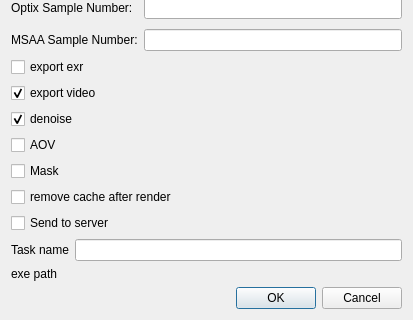
This is ui/zenoedit/dialog/zrecorddlg.ui in zenustech/zeno as Qt 5 draws it before an edit; both pictures show x 0 to 413 and y 238 to 558 of the 413 by 558 pixel window. The edited form follows.
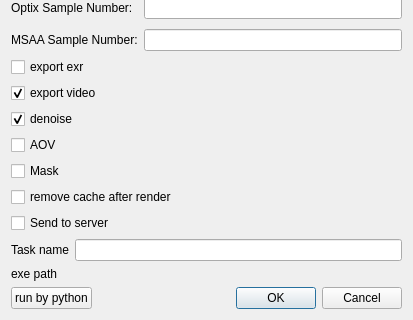
This is the edited form.

Commit message: run zsg python script

```diff
--- a/ui/zenoedit/dialog/zrecorddlg.ui
+++ b/ui/zenoedit/dialog/zrecorddlg.ui
@@ -236,6 +236,28 @@
     </widget>
    </item>
    <item>
+    <layout class="QHBoxLayout" name="horizontalLayout_2">
+     <item>
+      <widget class="QPushButton" name="btnRunByPython">
+       <property name="text">
+        <string>run by python</string>
+       </property>
+      </widget>
+     </item>
+     <item>
+      <spacer name="horizontalSpacer">
+       <property name="orientation">
+        <enum>Qt::Horizontal</enum>
+       </property>
+       <property name="sizeHint" stdset="0">
+        <size>
+         <width>40</width>
+         <height>20</height>
+        </size>
+       </property>
+      </spacer>
+     </item>
+     <item>
     <widget class="QDialogButtonBox" name="btnGroup">
      <property name="orientation">
       <enum>Qt::Horizontal</enum>
@@ -243,7 +265,12 @@
      <property name="standardButtons">
       <set>QDialogButtonBox::Cancel|QDialogButtonBox::Ok</set>
      </property>
-    </widget>
+       <property name="centerButtons">
+        <bool>false</bool>
+       </property>
+      </widget>
+     </item>
+    </layout>
    </item>
   </layout>
  </widget>
```
Lines whose indentation alone changed are shown as unchanged. The commit also changes 12 other files.
